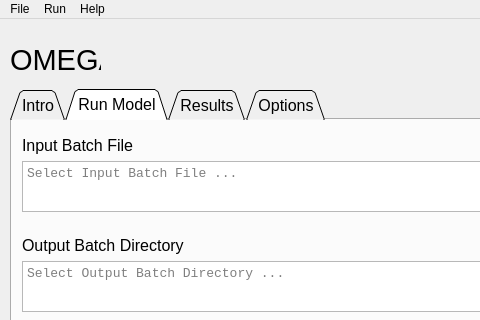
Above: omega_gui/elements/omega_gui_qt.ui from USEPA/EPA_OMEGA_Model before the change; both pictures show x 0 to 480 and y 0 to 320 of the 1121 by 787 pixel window. Below: the same form after it.
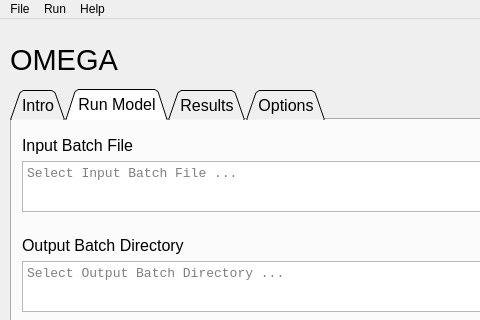
That is the form after the change.

What changed in the file:
```diff
--- a/omega_gui/elements/omega_gui_qt.ui
+++ b/omega_gui/elements/omega_gui_qt.ui
@@ -634,7 +634,7 @@
      <rect>
       <x>10</x>
       <y>15</y>
-      <width>91</width>
+      <width>166</width>
       <height>51</height>
      </rect>
     </property>
```
